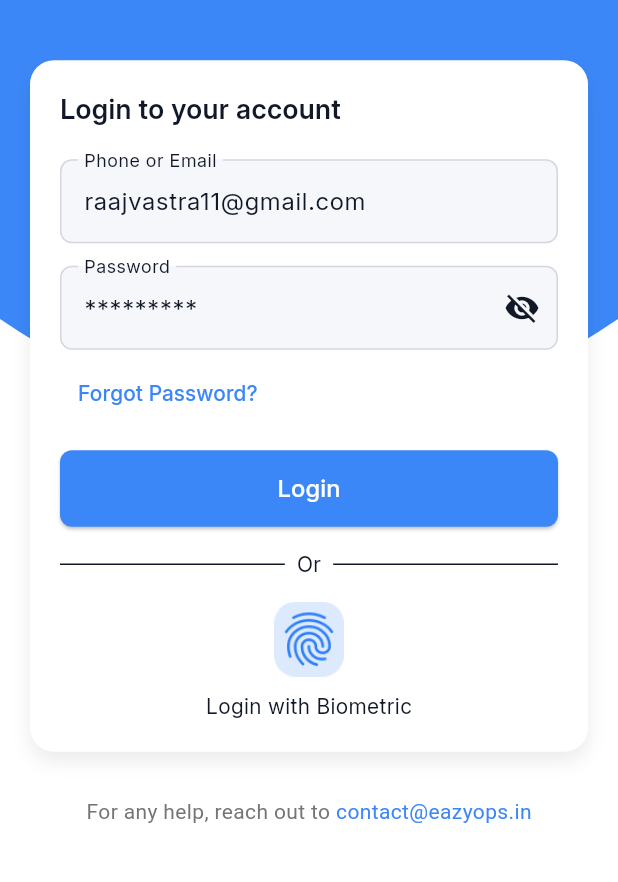
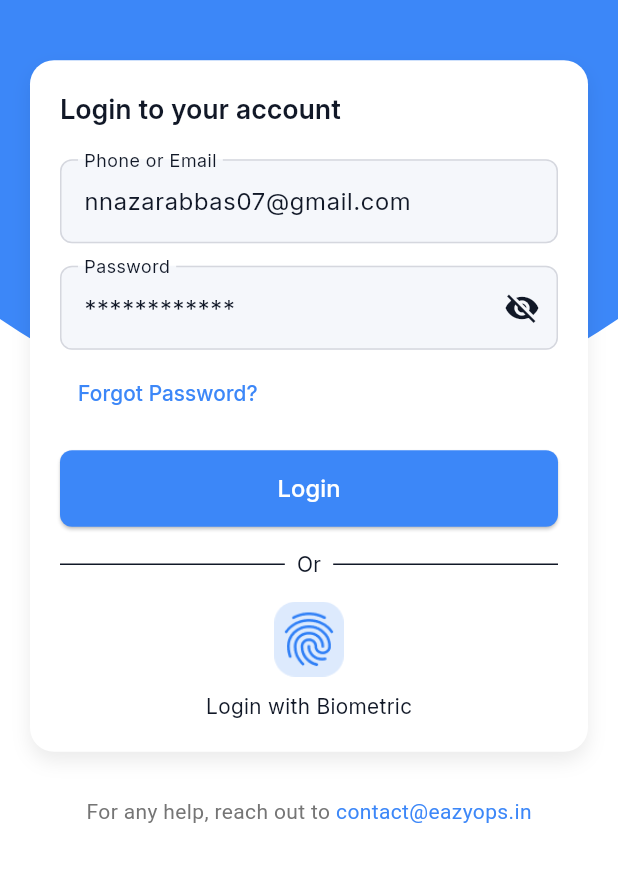
Before and after one commit to NazarAbbas/EasyOps, a Flutter app: the screen it shows after launch, after a tap on "Login", on a phone screen of 412 x 824 dp, the part 299-1181 px from its top. Run offline on Flutter 3.47's test engine with Material 3 defaults, Android fonts, the phone set to English and light mode, and no system bars; our stand-ins replace audioplayers, connectivity_plus, device_info_plus, dio, fl_chart, floor and 15 more; missing offline and left inert: dart:ffi, network_info_plus, record; accounts and stored records are empty; generated files the repository leaves out were written again; network calls fail; statements that could not run were skipped.

Commit message:
worked on categories

```diff
--- a/lib/core/binding/screen_binding.dart
+++ b/lib/core/binding/screen_binding.dart
@@ -21,7 +21,7 @@ import 'package:easy_ops/features/maintenance_engineer_features/feature_general_
 import 'package:easy_ops/features/maintenance_engineer_features/feature_general_work_order/general_hold_work_order/controller/general_hold_work_order_controller.dart';
 import 'package:easy_ops/features/maintenance_engineer_features/feature_general_work_order/general_pending_activity/controller/general_pending_activity_controller.dart';
 import 'package:easy_ops/features/maintenance_engineer_features/feature_general_work_order/general_rca_analysis/controller/general_rca_analysis_controller.dart';
-import 'package:easy_ops/features/maintenance_engineer_features/feature_general_work_order/general_reassign_work_order/ui/maintenance_engineer_general_reassign_work_order_page.dart';
+import 'package:easy_ops/features/maintenance_engineer_features/feature_general_work_order/general_reassign_work_order/ui/me_general_reassign_work_order_page.dart';
 import 'package:easy_ops/features/maintenance_engineer_features/feature_general_work_order/general_reopen_work_order/controller/general_reopen_work_order_controller.dart';
 import 'package:easy_ops/features/maintenance_engineer_features/feature_general_work_order/general_return_spare_parts/controller/general_return_spare_controller.dart';
 import 'package:easy_ops/features/maintenance_engineer_features/feature_general_work_order/general_start_work_order/controller/general_start_work_order_controller.dart';
--- a/lib/core/route_managment/all_pages.dart
+++ b/lib/core/route_managment/all_pages.dart
@@ -26,7 +26,7 @@ import 'package:easy_ops/features/maintenance_engineer_features/feature_general_
 import 'package:easy_ops/features/maintenance_engineer_features/feature_general_work_order/general_hold_work_order/ui/maintenance_engineer_general_hold_work_order_page.dart';
 import 'package:easy_ops/features/maintenance_engineer_features/feature_general_work_order/general_pending_activity/ui/maintenance_engineer_general_panding_activity_page.dart';
 import 'package:easy_ops/features/maintenance_engineer_features/feature_general_work_order/general_rca_analysis/ui/maintenance_engineer_general_rca_analysis_page.dart';
-import 'package:easy_ops/features/maintenance_engineer_features/feature_general_work_order/general_reassign_work_order/ui/maintenance_engineer_general_reassign_work_order_page.dart';
+import 'package:easy_ops/features/maintenance_engineer_features/feature_general_work_order/general_reassign_work_order/ui/me_general_reassign_work_order_page.dart';
 import 'package:easy_ops/features/maintenance_engineer_features/feature_general_work_order/general_reopen_work_order/ui/maintenance_engineer_general_reopen_work_order_page.dart';
 import 'package:easy_ops/features/maintenance_engineer_features/feature_general_work_order/general_return_spare_parts/ui/maintenance_engineer_general_return_spare_page.dart';
 import 'package:easy_ops/features/maintenance_engineer_features/feature_general_work_order/general_start_work_order/ui/maintenance_engineer_general_start_work_order_page.dart';
--- a/lib/features/common_features/login/controller/login_controller.dart
+++ b/lib/features/common_features/login/controller/login_controller.dart
@@ -26,16 +26,16 @@ class LoginPageController extends GetxController {
   @override
   void onInit() async {
     super.onInit();
-    emailController.text = 'raajvastra11@gmail.com';
-    passwordController.text = '@Raaj1234';
+    //emailController.text = 'raajvastra11@gmail.com';
+    //passwordController.text = '@Raaj1234';
 
 //Maintaince engineer
-    //emailController.text = "monazarabbas07@gmail.com";
-    //passwordController.text = "fB7#xEGoL0WU";
+    // emailController.text = "monazarabbas07@gmail.com";
+    // passwordController.text = "fB7#xEGoL0WU";
 
 //Production supervisor
-    //emailController.text = "nnazarabbas07@gmail.com";
-    // passwordController.text = "!Z@z5tqFTpH3";
+    emailController.text = "nnazarabbas07@gmail.com";
+    passwordController.text = "!Z@z5tqFTpH3";
   }
 
   Future<void> login() async {
@@ -66,10 +66,9 @@ class LoginPageController extends GetxController {
 
       //final authorities = json['authorities']; // whatever came from API/JWT
 
-      final isProdSuper = false;
-      // hasRole(result.data?.authorities, 'ROLE_PRODUCTION_SUPERVISOR') ||
-      //     hasRole(result.data?.authorities,
-      //         'ROLEPRODUCTION_SUPERVISOR');
+      final isProdSuper =
+          hasRole(result.data?.authorities, 'ROLE_PRODUCTION_SUPERVISOR') ||
+              hasRole(result.data?.authorities, 'ROLEPRODUCTION_SUPERVISOR');
 
       debugPrint('Login HTTP code: ${result.httpCode}');
 
```
Also changed, not shown: lib/features/maintenance_engineer_features/feature_general_work_order/general_reassign_work_order/controller/me_general_reassign_work_order_controller.dart (renamed from lib/features/maintenance_engineer_features/feature_general_work_order/general_reassign_work_order/controller/general_reassign_work_order_controller.dart), lib/features/maintenance_engineer_features/feature_general_work_order/general_reassign_work_order/ui/me_general_reassign_work_order_page.dart (renamed from lib/features/maintenance_engineer_features/feature_general_work_order/general_reassign_work_order/ui/maintenance_engineer_general_reassign_work_order_page.dart).
